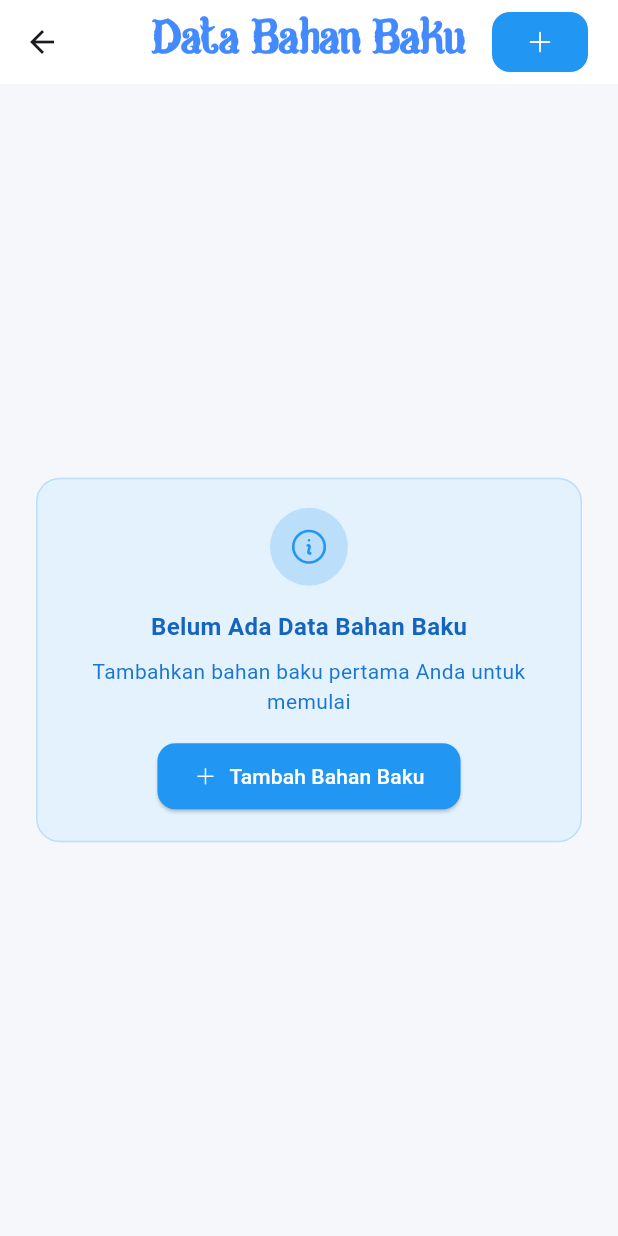
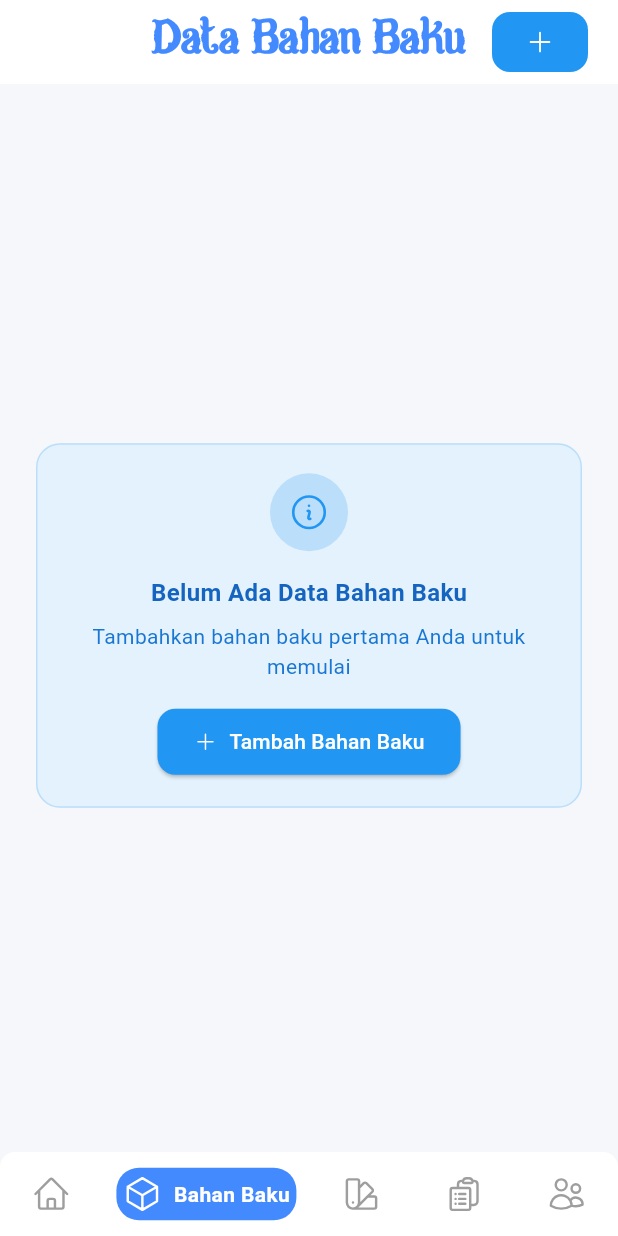
Before and after one commit to agungkurniawanid/batik_sesa_bojonegoro_app, a Flutter app: the screen it shows after launch, scrolled down 84 dp, after a tap on "Bahan Baku", on a phone screen of 412 x 824 dp. Run offline on Flutter 3.47's test engine with Material 3 defaults, Android fonts, the phone set to English and light mode, and no system bars; drawn by our look-alikes of persistent_bottom_nav_bar; our stand-ins replace firebase_core, firebase_database, flutter_riverpod, heroicons, iconsax, loading_animation_widget and 2 more; accounts and stored records are empty.

Commit message:
update- fix quick menu

```diff
--- /dev/null
+++ b/lib/core/provider/tab_controller_provider.dart
@@ -0,0 +1,6 @@
+import 'package:flutter_riverpod/flutter_riverpod.dart';
+import 'package:persistent_bottom_nav_bar/persistent_bottom_nav_bar.dart';
+
+final tabControllerProvider = Provider<PersistentTabController>((ref) {
+  return PersistentTabController(initialIndex: 0);
+});
--- a/lib/screens/dashboard/dashboard_screens.dart
+++ b/lib/screens/dashboard/dashboard_screens.dart
@@ -1,7 +1,7 @@
 import 'package:batik_sesa_bojonegoro_app/core/model/penerimaan_model.dart';
 import 'package:batik_sesa_bojonegoro_app/core/provider/penerimaan_provider.dart';
 import 'package:batik_sesa_bojonegoro_app/core/provider/pin_provider.dart';
-import 'package:batik_sesa_bojonegoro_app/core/routes/app_routes.dart';
+import 'package:batik_sesa_bojonegoro_app/core/provider/tab_controller_provider.dart';
 import 'package:batik_sesa_bojonegoro_app/screens/dashboard/add_penerimaan_screens.dart';
 import 'package:batik_sesa_bojonegoro_app/screens/dashboard/detail_penerimaan_screens.dart';
 import 'package:batik_sesa_bojonegoro_app/screens/dashboard/edit_penerimaan_screen.dart';
@@ -251,6 +251,7 @@ class _DashboardScreenState extends ConsumerState<DashboardScreen> {
             const SizedBox(height: 16),
 
             // Quick Menu Section
+            // Quick Menu Section
             Container(
               padding: const EdgeInsets.all(16),
               margin: const EdgeInsets.symmetric(horizontal: 16),
@@ -284,38 +285,7 @@ class _DashboardScreenState extends ConsumerState<DashboardScreen> {
                     physics: const NeverScrollableScrollPhysics(),
                     crossAxisCount: 4,
                     childAspectRatio: 0.9,
-                    children: [
-                      _buildMenuButton(
-                        icon: HeroIcons.cube,
-                        label: 'Bahan Baku',
-                        color: Colors.blue,
-                        onTap: () =>
-                            Navigator.pushNamed(context, AppRoutes.bahanBaku),
-                      ),
-                      _buildMenuButton(
-                        icon: HeroIcons.swatch,
-                        label: 'Daftar Kain',
-                        color: Colors.purple,
-                        onTap: () =>
-                            Navigator.pushNamed(context, AppRoutes.daftarKain),
-                      ),
-                      _buildMenuButton(
-                        icon: HeroIcons.clipboardDocumentList,
-                        label: 'Daftar Keperluan',
-                        color: Colors.orange,
-                        onTap: () => Navigator.pushNamed(
-                          context,
-                          AppRoutes.daftarKeperluan,
-                        ),
-                      ),
-                      _buildMenuButton(
-                        icon: HeroIcons.users,
-                        label: 'Karyawan',
-                        color: Colors.green,
-                        onTap: () =>
-                            Navigator.pushNamed(context, AppRoutes.karyawan),
-                      ),
-                    ],
+                    children: _buildQuickMenuItems(context, ref),
                   ),
                 ],
               ),
@@ -662,6 +632,40 @@ class _DashboardScreenState extends ConsumerState<DashboardScreen> {
     );
   }
 
+  List<Widget> _buildQuickMenuItems(BuildContext context, WidgetRef ref) {
+    return [
+      _buildMenuButton(
+        icon: HeroIcons.cube,
+        label: 'Bahan Baku',
+        color: Colors.blue,
+        onTap: () => _navigateToScreen(ref, 1),
+      ),
+      _buildMenuButton(
+        icon: HeroIcons.swatch,
+        label: 'Daftar Kain',
+        color: Colors.purple,
+        onTap: () => _navigateToScreen(ref, 2),
+      ),
+      _buildMenuButton(
+        icon: HeroIcons.clipboardDocumentList,
+        label: 'Daftar Keperluan',
+        color: Colors.orange,
+        onTap: () => _navigateToScreen(ref, 3),
+      ),
+      _buildMenuButton(
+        icon: HeroIcons.users,
+        label: 'Karyawan',
+        color: Colors.green,
+        onTap: () => _navigateToScreen(ref, 4),
+      ),
+    ];
+  }
+
+  void _navigateToScreen(WidgetRef ref, int index) {
+    final controller = ref.read(tabControllerProvider);
+    controller.jumpToTab(index);
+  }
+
   Widget _buildMenuButton({
     required HeroIcons icon,
     required String label,
@@ -686,7 +690,7 @@ class _DashboardScreenState extends ConsumerState<DashboardScreen> {
           Text(
             label,
             textAlign: TextAlign.center,
-            style: TextStyle(
+            style: const TextStyle(
               fontSize: 12,
               color: Colors.black87,
               fontWeight: FontWeight.w500,
--- a/lib/widgets/navbottom.dart
+++ b/lib/widgets/navbottom.dart
@@ -1,7 +1,9 @@
+// lib/widgets/navbottom.dart
 import 'package:flutter/material.dart';
 import 'package:flutter_riverpod/flutter_riverpod.dart';
 import 'package:persistent_bottom_nav_bar/persistent_bottom_nav_bar.dart';
 import 'package:heroicons/heroicons.dart';
+import 'package:batik_sesa_bojonegoro_app/core/provider/tab_controller_provider.dart';
 import 'package:batik_sesa_bojonegoro_app/screens/dashboard/dashboard_screens.dart';
 import 'package:batik_sesa_bojonegoro_app/screens/bahan_baku/bahan_baku_screens.dart';
 import 'package:batik_sesa_bojonegoro_app/screens/daftar_kain/daftar_kain_screens.dart';
@@ -9,17 +11,15 @@ import 'package:batik_sesa_bojonegoro_app/screens/daftar_keperluan/daftar_keperl
 import 'package:batik_sesa_bojonegoro_app/screens/karyawan/karyawan_screens.dart';
 
 class MainNavigation extends ConsumerWidget {
-  MainNavigation({super.key});
-
-  final PersistentTabController _controller = PersistentTabController(
-    initialIndex: 0,
-  );
+  const MainNavigation({super.key});
 
   @override
   Widget build(BuildContext context, WidgetRef ref) {
+    final controller = ref.watch(tabControllerProvider);
+
     return PersistentTabView(
       context,
-      controller: _controller,
+      controller: controller,
       screens: _buildScreens(),
       items: _navBarsItems(),
       backgroundColor: Colors.white,
@@ -35,12 +35,12 @@ class MainNavigation extends ConsumerWidget {
   }
 
   List<Widget> _buildScreens() {
-    return [
-      const DashboardScreen(),
-      const BahanBakuScreen(),
-      const DaftarKainScreen(),
-      const DaftarKeperluanScreen(),
-      const KaryawanScreen(),
+    return const [
+      DashboardScreen(),
+      BahanBakuScreen(),
+      DaftarKainScreen(),
+      DaftarKeperluanScreen(),
+      KaryawanScreen(),
     ];
   }
 
@@ -49,7 +49,7 @@ class MainNavigation extends ConsumerWidget {
       PersistentBottomNavBarItem(
         icon: const HeroIcon(HeroIcons.home),
         title: "Dashboard",
-        textStyle: TextStyle(fontWeight: FontWeight.bold),
+        textStyle: const TextStyle(fontWeight: FontWeight.bold),
         activeColorPrimary: Colors.blueAccent,
         activeColorSecondary: Colors.white,
         inactiveColorPrimary: Colors.grey,
@@ -57,7 +57,7 @@ class MainNavigation extends ConsumerWidget {
       PersistentBottomNavBarItem(
         icon: const HeroIcon(HeroIcons.cube),
         title: "Bahan Baku",
-        textStyle: TextStyle(fontWeight: FontWeight.bold),
+        textStyle: const TextStyle(fontWeight: FontWeight.bold),
         activeColorPrimary: Colors.blueAccent,
         activeColorSecondary: Colors.white,
         inactiveColorPrimary: Colors.grey,
@@ -65,7 +65,7 @@ class MainNavigation extends ConsumerWidget {
       PersistentBottomNavBarItem(
         icon: const HeroIcon(HeroIcons.swatch),
         title: "Kain",
-        textStyle: TextStyle(fontWeight: FontWeight.bold),
+        textStyle: const TextStyle(fontWeight: FontWeight.bold),
         activeColorPrimary: Colors.blueAccent,
         activeColorSecondary: Colors.white,
         inactiveColorPrimary: Colors.grey,
@@ -73,7 +73,7 @@ class MainNavigation extends ConsumerWidget {
       PersistentBottomNavBarItem(
         icon: const HeroIcon(HeroIcons.clipboardDocumentList),
         title: "Keperluan",
-        textStyle: TextStyle(fontWeight: FontWeight.bold),
+        textStyle: const TextStyle(fontWeight: FontWeight.bold),
         activeColorPrimary: Colors.blueAccent,
         activeColorSecondary: Colors.white,
         inactiveColorPrimary: Colors.grey,
@@ -81,7 +81,7 @@ class MainNavigation extends ConsumerWidget {
       PersistentBottomNavBarItem(
         icon: const HeroIcon(HeroIcons.users),
         title: "Karyawan",
-        textStyle: TextStyle(fontWeight: FontWeight.bold),
+        textStyle: const TextStyle(fontWeight: FontWeight.bold),
         activeColorPrimary: Colors.blueAccent,
         activeColorSecondary: Colors.white,
         inactiveColorPrimary: Colors.grey,
```
Also changed, not shown: pubspec.lock.
